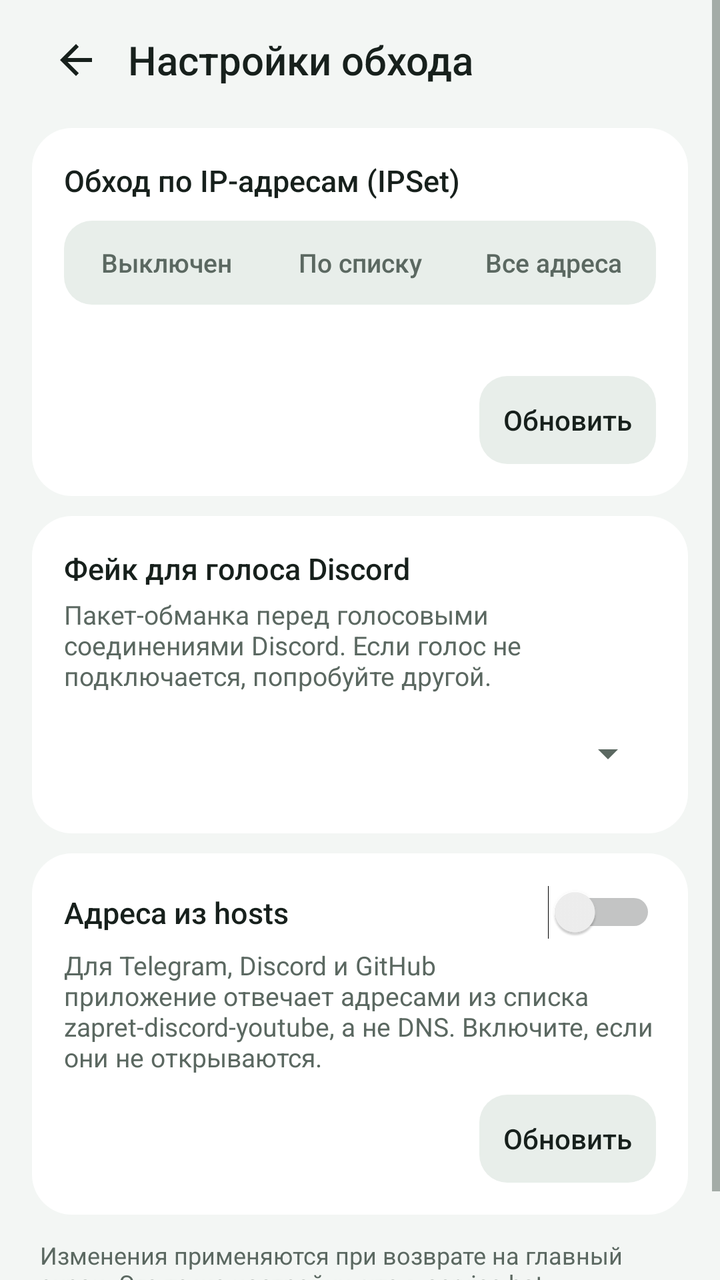
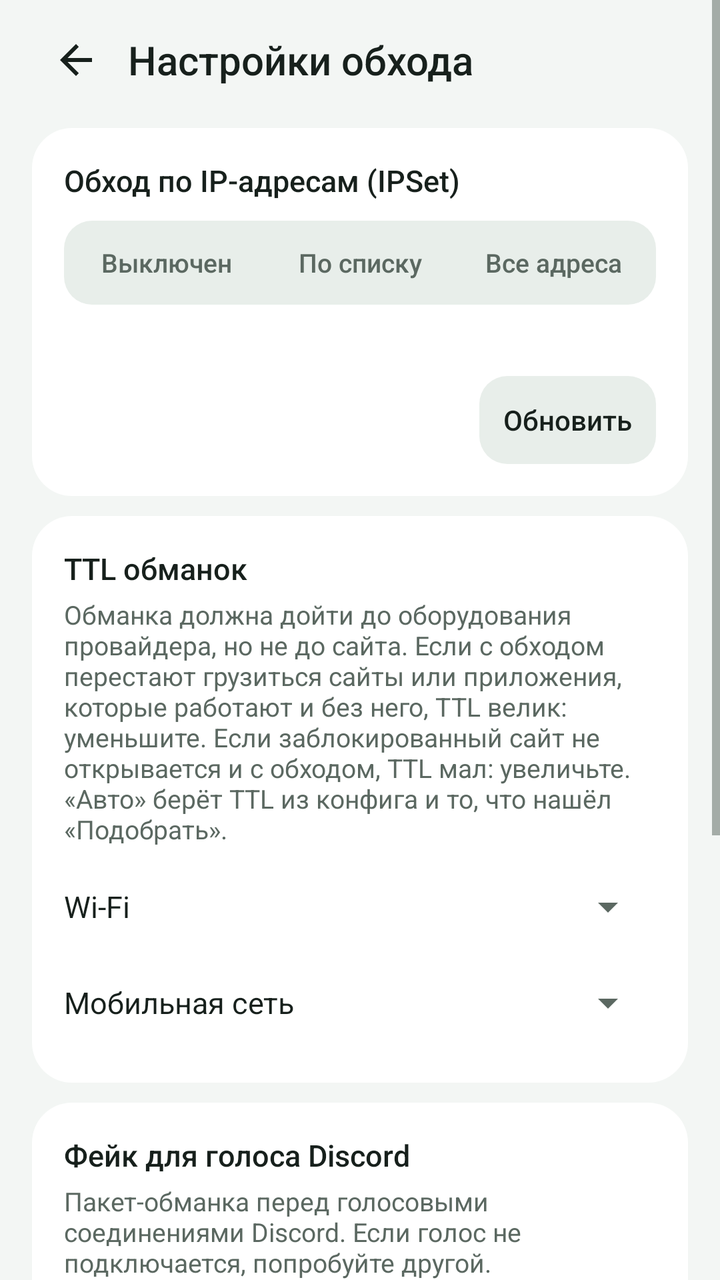

Before-and-after screenshots of an Android layout around one commit, followed by the original layout XML and the change that was made.
<!-- AndroidManifest.xml: application theme AppTheme -->
<!-- res/layout/activity_bypass_settings.xml -->
<?xml version="1.0" encoding="utf-8"?>
<ScrollView xmlns:android="http://schemas.android.com/apk/res/android"
    android:layout_width="match_parent"
    android:layout_height="match_parent"
    android:fitsSystemWindows="true">

    <LinearLayout
        android:layout_width="match_parent"
        android:layout_height="wrap_content"
        android:orientation="vertical"
        android:paddingStart="16dp"
        android:paddingTop="8dp"
        android:paddingEnd="16dp"
        android:paddingBottom="24dp">

        <LinearLayout
            android:layout_width="match_parent"
            android:layout_height="wrap_content"
            android:gravity="center_vertical"
            android:orientation="horizontal">

            <ImageView
                android:id="@+id/back"
                android:layout_width="44dp"
                android:layout_height="44dp"
                android:background="?android:attr/selectableItemBackgroundBorderless"
                android:clickable="true"
                android:contentDescription="@string/back"
                android:focusable="true"
                android:padding="10dp"
                android:src="@drawable/ic_back" />

            <TextView
                android:layout_width="0dp"
                android:layout_height="wrap_content"
                android:layout_marginStart="4dp"
                android:layout_weight="1"
                android:fontFamily="sans-serif-medium"
                android:text="@string/bypass_settings"
                android:textColor="@color/on_surface"
                android:textSize="20sp" />
        </LinearLayout>

        <LinearLayout style="@style/Card" android:layout_marginTop="12dp">

            <TextView style="@style/SectionTitle" android:text="@string/ipset_title" />

            <LinearLayout
                android:layout_width="match_parent"
                android:layout_height="wrap_content"
                android:layout_marginTop="10dp"
                android:background="@drawable/bg_segments"
                android:orientation="horizontal"
                android:padding="3dp">

                <TextView android:id="@+id/ipset_none" style="@style/Segment" android:text="@string/ipset_none" />
                <TextView android:id="@+id/ipset_loaded" style="@style/Segment" android:text="@string/ipset_loaded" />
                <TextView android:id="@+id/ipset_any" style="@style/Segment" android:text="@string/ipset_any" />
            </LinearLayout>

            <TextView android:id="@+id/ipset_hint" style="@style/Muted" android:layout_marginTop="8dp" />

            <LinearLayout
                android:layout_width="match_parent"
                android:layout_height="wrap_content"
                android:layout_marginTop="10dp"
                android:gravity="center_vertical"
                android:orientation="horizontal">

                <TextView
                    android:id="@+id/ipset_info"
                    style="@style/Muted"
                    android:layout_width="0dp"
                    android:layout_weight="1"
                    android:textSize="12sp" />

                <TextView
                    android:id="@+id/ipset_update"
                    style="@style/TonalButton"
                    android:layout_width="wrap_content"
                    android:layout_marginStart="8dp"
                    android:text="@string/list_update" />
            </LinearLayout>
        </LinearLayout>

        <LinearLayout style="@style/Card" android:layout_marginTop="10dp">

            <TextView style="@style/SectionTitle" android:text="@string/discord_fake_title" />

            <TextView style="@style/Muted" android:layout_marginTop="4dp" android:text="@string/discord_fake_hint" />

            <Spinner
                android:id="@+id/discord_fake"
                android:layout_width="match_parent"
                android:layout_height="48dp"
                android:layout_marginTop="6dp" />
        </LinearLayout>

        <LinearLayout style="@style/Card" android:layout_marginTop="10dp">

            <LinearLayout
                android:layout_width="match_parent"
                android:layout_height="wrap_content"
                android:gravity="center_vertical"
                android:orientation="horizontal">

                <TextView
                    style="@style/SectionTitle"
                    android:layout_width="0dp"
                    android:layout_weight="1"
                    android:text="@string/hosts_title" />

                <Switch
                    android:id="@+id/hosts_enabled"
                    android:layout_width="wrap_content"
                    android:layout_height="wrap_content"
                    android:contentDescription="@string/hosts_title" />
            </LinearLayout>

            <TextView style="@style/Muted" android:layout_marginTop="4dp" android:text="@string/hosts_hint" />

            <LinearLayout
                android:layout_width="match_parent"
                android:layout_height="wrap_content"
                android:layout_marginTop="10dp"
                android:gravity="center_vertical"
                android:orientation="horizontal">

                <TextView
                    android:id="@+id/hosts_info"
                    style="@style/Muted"
                    android:layout_width="0dp"
                    android:layout_weight="1"
                    android:textSize="12sp" />

                <TextView
                    android:id="@+id/hosts_update"
                    style="@style/TonalButton"
                    android:layout_width="wrap_content"
                    android:layout_marginStart="8dp"
                    android:text="@string/list_update" />
            </LinearLayout>
        </LinearLayout>

        <TextView
            style="@style/Muted"
            android:layout_marginTop="12dp"
            android:paddingStart="4dp"
            android:paddingEnd="4dp"
            android:text="@string/bypass_settings_footer"
            android:textSize="12sp" />
    </LinearLayout>
</ScrollView>
<!-- resources referenced by this layout -->
<resources>
  <color name="on_surface">#17201C</color>
  <!-- drawable bg_segments (drawable) -->
  <?xml version="1.0" encoding="utf-8"?>
  <shape xmlns:android="http://schemas.android.com/apk/res/android"><solid android:color="@color/surface_alt" /><corners android:radius="14dp" /></shape>
  <string name="back">Назад</string>
  <string name="bypass_settings">Настройки обхода</string>
  <string name="bypass_settings_footer">Изменения применяются при возврате на главный экран. Это те же настройки, что в service.bat Windows-версии, только без прав администратора.</string>
  <string name="discord_fake_hint">Пакет-обманка перед голосовыми соединениями Discord. Если голос не подключается, попробуйте другой.</string>
  <string name="discord_fake_title">Фейк для голоса Discord</string>
  <string name="hosts_hint">Для Telegram, Discord и GitHub приложение отвечает адресами из списка zapret-discord-youtube, а не DNS. Включите, если они не открываются.</string>
  <string name="hosts_title">Адреса из hosts</string>
  <string name="ipset_any">Все адреса</string>
  <string name="ipset_loaded">По списку</string>
  <string name="ipset_none">Выключен</string>
  <string name="ipset_title">Обход по IP-адресам (IPSet)</string>
  <string name="list_update">Обновить</string>
  <style name="Card">
          <item name="android:layout_width">match_parent</item>
          <item name="android:layout_height">wrap_content</item>
          <item name="android:background">@drawable/bg_card</item>
          <item name="android:orientation">vertical</item>
          <item name="android:padding">16dp</item>
      </style>
  <style name="Muted">
          <item name="android:layout_width">match_parent</item>
          <item name="android:layout_height">wrap_content</item>
          <item name="android:textColor">@color/muted</item>
          <item name="android:textSize">13sp</item>
      </style>
  <style name="SectionTitle">
          <item name="android:layout_width">match_parent</item>
          <item name="android:layout_height">wrap_content</item>
          <item name="android:textColor">@color/on_surface</item>
          <item name="android:textSize">15sp</item>
          <item name="android:fontFamily">sans-serif-medium</item>
      </style>
  <style name="AppTheme" parent="AppTheme.Base" />
  <color name="surface_alt">#E8EEEA</color>
  <!-- drawable bg_card (drawable) -->
  <?xml version="1.0" encoding="utf-8"?>
  <shape xmlns:android="http://schemas.android.com/apk/res/android"><solid android:color="@color/surface" /><corners android:radius="20dp" /></shape>
  <color name="muted">#5B6861</color>
  <!-- drawable bg_segment (drawable) -->
  <?xml version="1.0" encoding="utf-8"?>
  <selector xmlns:android="http://schemas.android.com/apk/res/android"><item android:state_selected="true"><shape><solid android:color="@color/surface" /><corners android:radius="11dp" /></shape></item><item><shape><solid android:color="@android:color/transparent" /></shape></item></selector>
  <!-- drawable bg_button_tonal (drawable) -->
  <?xml version="1.0" encoding="utf-8"?>
  <ripple xmlns:android="http://schemas.android.com/apk/res/android" android:color="#22808080"><item><shape><solid android:color="@color/surface_alt" /><corners android:radius="14dp" /></shape></item></ripple>
  <color name="surface">#FFFFFF</color>
  <color name="accent">#0E8A5F</color>
  <color name="bg">#F3F6F4</color>
  <!-- unchanged entries left out for length: 4 -->
</resources>

<!-- the commit's change to res/layout/activity_bypass_settings.xml (unified diff, before → after) -->
@@ -85,6 +85,54 @@
 
         <LinearLayout style="@style/Card" android:layout_marginTop="10dp">
 
+            <TextView style="@style/SectionTitle" android:text="@string/fake_ttl_title" />
+
+            <TextView style="@style/Muted" android:layout_marginTop="4dp" android:text="@string/fake_ttl_hint" />
+
+            <LinearLayout
+                android:layout_width="match_parent"
+                android:layout_height="wrap_content"
+                android:layout_marginTop="6dp"
+                android:gravity="center_vertical"
+                android:orientation="horizontal">
+
+                <TextView
+                    android:layout_width="0dp"
+                    android:layout_height="wrap_content"
+                    android:layout_weight="1"
+                    android:text="@string/net_wifi"
+                    android:textColor="@color/on_surface"
+                    android:textSize="15sp" />
+
+                <Spinner
+                    android:id="@+id/fake_ttl_wifi"
+                    android:layout_width="wrap_content"
+                    android:layout_height="48dp" />
+            </LinearLayout>
+
+            <LinearLayout
+                android:layout_width="match_parent"
+                android:layout_height="wrap_content"
+                android:gravity="center_vertical"
+                android:orientation="horizontal">
+
+                <TextView
+                    android:layout_width="0dp"
+                    android:layout_height="wrap_content"
+                    android:layout_weight="1"
+                    android:text="@string/net_cell"
+                    android:textColor="@color/on_surface"
+                    android:textSize="15sp" />
+
+                <Spinner
+                    android:id="@+id/fake_ttl_cell"
+                    android:layout_width="wrap_content"
+                    android:layout_height="48dp" />
+            </LinearLayout>
+        </LinearLayout>
+
+        <LinearLayout style="@style/Card" android:layout_marginTop="10dp">
+
             <TextView style="@style/SectionTitle" android:text="@string/discord_fake_title" />
 
             <TextView style="@style/Muted" android:layout_marginTop="4dp" android:text="@string/discord_fake_hint" />
<!-- resource entries referenced after the edit -->
@@ -9,6 +9,8 @@
   <string name="bypass_settings_footer">Изменения применяются при возврате на главный экран. Это те же настройки, что в service.bat Windows-версии, только без прав администратора.</string>
   <string name="discord_fake_hint">Пакет-обманка перед голосовыми соединениями Discord. Если голос не подключается, попробуйте другой.</string>
   <string name="discord_fake_title">Фейк для голоса Discord</string>
+  <string name="fake_ttl_hint">Обманка должна дойти до оборудования провайдера, но не до сайта. Если с обходом перестают грузиться сайты или приложения, которые работают и без него, TTL велик: уменьшите. Если заблокированный сайт не открывается и с обходом, TTL мал: увеличьте. «Авто» берёт TTL из конфига и то, что нашёл «Подобрать».</string>
+  <string name="fake_ttl_title">TTL обманок</string>
   <string name="hosts_hint">Для Telegram, Discord и GitHub приложение отвечает адресами из списка zapret-discord-youtube, а не DNS. Включите, если они не открываются.</string>
   <string name="hosts_title">Адреса из hosts</string>
   <string name="ipset_any">Все адреса</string>
@@ -16,6 +18,8 @@
   <string name="ipset_none">Выключен</string>
   <string name="ipset_title">Обход по IP-адресам (IPSet)</string>
   <string name="list_update">Обновить</string>
+  <string name="net_cell">Мобильная сеть</string>
+  <string name="net_wifi">Wi-Fi</string>
   <style name="Card">
           <item name="android:layout_width">match_parent</item>
           <item name="android:layout_height">wrap_content</item>
